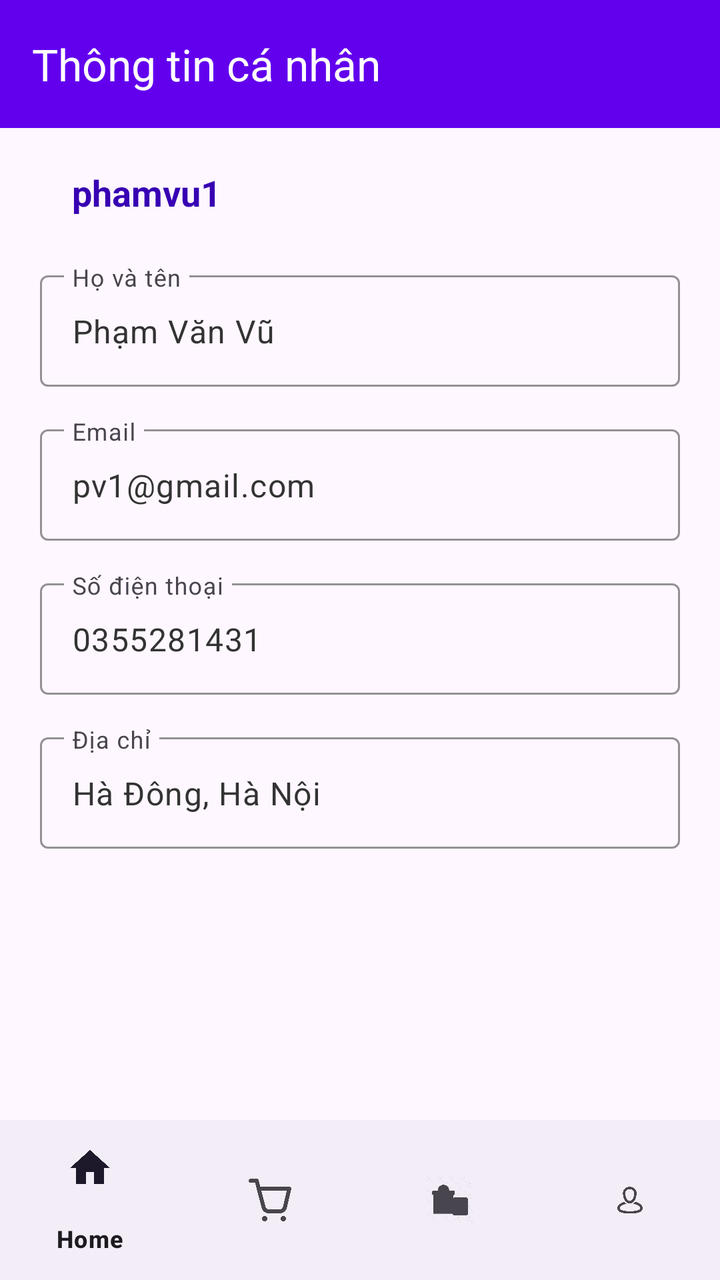
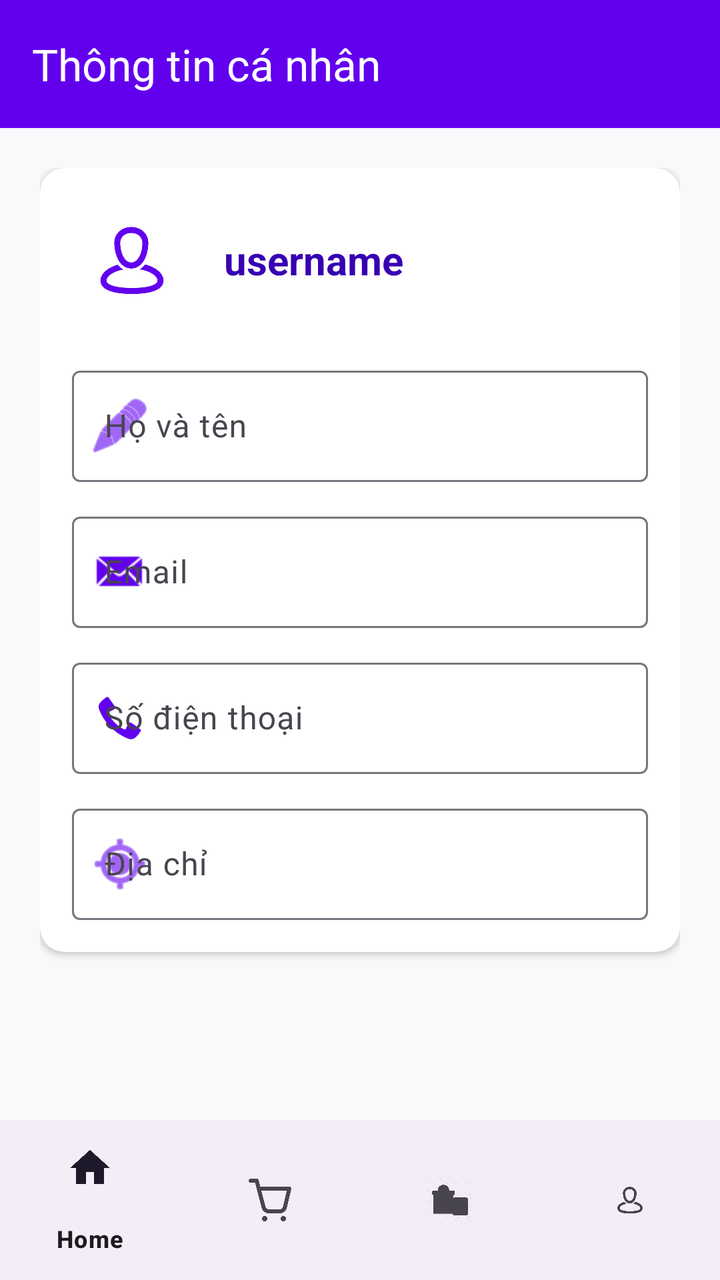

The first picture is an Android layout as it rendered before a commit; the second is the same layout after the commit. The layout source and the unified diff follow.
<!-- AndroidManifest.xml: application theme Theme.BookApp -->
<!-- res/layout/activity_profile.xml -->
<?xml version="1.0" encoding="utf-8"?>
<LinearLayout xmlns:android="http://schemas.android.com/apk/res/android"
    xmlns:app="http://schemas.android.com/apk/res-auto"
    android:layout_width="match_parent"
    android:layout_height="match_parent"
    android:orientation="vertical">

    
    <androidx.appcompat.widget.Toolbar
        android:id="@+id/toolbar"
        android:layout_width="match_parent"
        android:layout_height="?attr/actionBarSize"
        android:background="@color/purple_500"
        app:title="Thông tin cá nhân"
        app:titleTextColor="@android:color/white"
        app:popupTheme="@style/ThemeOverlay.AppCompat.Light" />

    
    <ScrollView
        android:layout_width="match_parent"
        android:layout_height="0dp"
        android:layout_weight="1"
        android:padding="20dp">

        <LinearLayout
            android:layout_width="match_parent"
            android:layout_height="wrap_content"
            android:orientation="vertical">

            
            <LinearLayout
                android:layout_width="match_parent"
                android:layout_height="wrap_content"
                android:orientation="horizontal"
                android:gravity="center_vertical"
                android:layout_marginBottom="24dp">

                <TextView
                    android:id="@+id/tvUsername"
                    android:layout_width="0dp"
                    android:layout_height="wrap_content"
                    android:layout_weight="1"
                    android:layout_marginStart="16dp"
                    android:text="phamvu1"
                    android:textSize="18sp"
                    android:textStyle="bold"
                    android:textColor="@color/purple_700" />
            </LinearLayout>

            
            <com.google.android.material.textfield.TextInputLayout
                style="@style/Widget.Material3.TextInputLayout.OutlinedBox"
                android:layout_width="match_parent"
                android:layout_height="wrap_content"
                android:layout_marginBottom="16dp"
                app:startIconTint="@color/purple_500"
                app:boxStrokeColor="@color/purple_500"
                app:hintTextColor="@color/purple_700">

                <com.google.android.material.textfield.TextInputEditText
                    android:id="@+id/tvFullname"
                    android:layout_width="match_parent"
                    android:layout_height="wrap_content"
                    android:hint="Họ và tên"
                    android:text="Phạm Văn Vũ"
                    android:enabled="false"
                    android:textColor="#333333"
                    android:textSize="16sp" />
            </com.google.android.material.textfield.TextInputLayout>

            <com.google.android.material.textfield.TextInputLayout
                style="@style/Widget.Material3.TextInputLayout.OutlinedBox"
                android:layout_width="match_parent"
                android:layout_height="wrap_content"
                android:layout_marginBottom="16dp"
                app:startIconTint="@color/purple_500"
                app:boxStrokeColor="@color/purple_500"
                app:hintTextColor="@color/purple_700">

                <com.google.android.material.textfield.TextInputEditText
                    android:id="@+id/tvEmail"
                    android:layout_width="match_parent"
                    android:layout_height="wrap_content"
                    android:hint="Email"
                    android:text="pv1@gmail.com"
                    android:enabled="false"
                    android:textColor="#333333"
                    android:textSize="16sp" />
            </com.google.android.material.textfield.TextInputLayout>

            <com.google.android.material.textfield.TextInputLayout
                style="@style/Widget.Material3.TextInputLayout.OutlinedBox"
                android:layout_width="match_parent"
                android:layout_height="wrap_content"
                android:layout_marginBottom="16dp"
                app:startIconTint="@color/purple_500"
                app:boxStrokeColor="@color/purple_500"
                app:hintTextColor="@color/purple_700">

                <com.google.android.material.textfield.TextInputEditText
                    android:id="@+id/tvPhone"
                    android:layout_width="match_parent"
                    android:layout_height="wrap_content"
                    android:hint="Số điện thoại"
                    android:text="0355281431"
                    android:enabled="false"
                    android:textColor="#333333"
                    android:textSize="16sp" />
            </com.google.android.material.textfield.TextInputLayout>

            <com.google.android.material.textfield.TextInputLayout
                style="@style/Widget.Material3.TextInputLayout.OutlinedBox"
                android:layout_width="match_parent"
                android:layout_height="wrap_content"
                android:layout_marginBottom="24dp"
                app:startIconTint="@color/purple_500"
                app:boxStrokeColor="@color/purple_500"
                app:hintTextColor="@color/purple_700">

                <com.google.android.material.textfield.TextInputEditText
                    android:id="@+id/tvAddress"
                    android:layout_width="match_parent"
                    android:layout_height="wrap_content"
                    android:hint="Địa chỉ"
                    android:text="Hà Đông, Hà Nội"
                    android:enabled="false"
                    android:textColor="#333333"
                    android:textSize="16sp" />
            </com.google.android.material.textfield.TextInputLayout>

        </LinearLayout>
    </ScrollView>

    
    <com.google.android.material.bottomnavigation.BottomNavigationView
        android:id="@+id/bottomNavigation"
        android:layout_width="match_parent"
        android:layout_height="wrap_content"
        app:menu="@menu/bottom_nav_menu" />
</LinearLayout>
<!-- resources referenced by this layout -->
<resources>
  <color name="purple_500">#FF6200EE</color>
  <color name="purple_700">#FF3700B3</color>
  <style name="Theme.BookApp" parent="Base.Theme.BookApp" />
  <style name="Base.Theme.BookApp" parent="Theme.Material3.DayNight.NoActionBar">
          
          
      </style>
</resources>

<!-- the commit's change to res/layout/activity_profile.xml (unified diff, before → after) -->
@@ -3,6 +3,7 @@
     xmlns:app="http://schemas.android.com/apk/res-auto"
     android:layout_width="match_parent"
     android:layout_height="match_parent"
+    android:background="#F8F9FA"
     android:orientation="vertical">
 
     
@@ -28,106 +29,118 @@
             android:orientation="vertical">
 
             
-            <LinearLayout
+            <androidx.cardview.widget.CardView
                 android:layout_width="match_parent"
                 android:layout_height="wrap_content"
-                android:orientation="horizontal"
-                android:gravity="center_vertical"
+                app:cardCornerRadius="12dp"
+                app:cardElevation="2dp"
+                app:cardBackgroundColor="@color/white"
                 android:layout_marginBottom="24dp">
 
-                <TextView
-                    android:id="@+id/tvUsername"
-                    android:layout_width="0dp"
-                    android:layout_height="wrap_content"
-                    android:layout_weight="1"
-                    android:layout_marginStart="16dp"
-                    android:text="phamvu1"
-                    android:textSize="18sp"
-                    android:textStyle="bold"
-                    android:textColor="@color/purple_700" />
-            </LinearLayout>
-
-            
-            <com.google.android.material.textfield.TextInputLayout
-                style="@style/Widget.Material3.TextInputLayout.OutlinedBox"
-                android:layout_width="match_parent"
-                android:layout_height="wrap_content"
-                android:layout_marginBottom="16dp"
-                app:startIconTint="@color/purple_500"
-                app:boxStrokeColor="@color/purple_500"
-                app:hintTextColor="@color/purple_700">
-
-                <com.google.android.material.textfield.TextInputEditText
-                    android:id="@+id/tvFullname"
+                <LinearLayout
                     android:layout_width="match_parent"
                     android:layout_height="wrap_content"
-                    android:hint="Họ và tên"
-                    android:text="Phạm Văn Vũ"
-                    android:enabled="false"
-                    android:textColor="#333333"
-                    android:textSize="16sp" />
-            </com.google.android.material.textfield.TextInputLayout>
+                    android:orientation="vertical"
+                    android:padding="16dp">
 
-            <com.google.android.material.textfield.TextInputLayout
-                style="@style/Widget.Material3.TextInputLayout.OutlinedBox"
-                android:layout_width="match_parent"
-                android:layout_height="wrap_content"
-                android:layout_marginBottom="16dp"
-                app:startIconTint="@color/purple_500"
-                app:boxStrokeColor="@color/purple_500"
-                app:hintTextColor="@color/purple_700">
+                    
+                    <LinearLayout
+                        android:layout_width="match_parent"
+                        android:layout_height="wrap_content"
+                        android:orientation="horizontal"
+                        android:gravity="center_vertical"
+                        android:layout_marginBottom="20dp">
 
-                <com.google.android.material.textfield.TextInputEditText
-                    android:id="@+id/tvEmail"
-                    android:layout_width="match_parent"
-                    android:layout_height="wrap_content"
-                    android:hint="Email"
-                    android:text="pv1@gmail.com"
-                    android:enabled="false"
-                    android:textColor="#333333"
-                    android:textSize="16sp" />
-            </com.google.android.material.textfield.TextInputLayout>
+                        <ImageView
+                            android:layout_width="60dp"
+                            android:layout_height="60dp"
+                            android:src="@drawable/ic_profile"
+                            app:tint="@color/purple_500" />
 
-            <com.google.android.material.textfield.TextInputLayout
-                style="@style/Widget.Material3.TextInputLayout.OutlinedBox"
-                android:layout_width="match_parent"
-                android:layout_height="wrap_content"
-                android:layout_marginBottom="16dp"
-                app:startIconTint="@color/purple_500"
-                app:boxStrokeColor="@color/purple_500"
-                app:hintTextColor="@color/purple_700">
+                        <TextView
+                            android:id="@+id/tvUsername"
+                            android:layout_width="wrap_content"
+                            android:layout_height="wrap_content"
+                            android:layout_marginStart="16dp"
+                            android:text="username"
+                            android:textSize="20sp"
+                            android:textStyle="bold"
+                            android:textColor="@color/purple_700" />
+                    </LinearLayout>
 
-                <com.google.android.material.textfield.TextInputEditText
-                    android:id="@+id/tvPhone"
-                    android:layout_width="match_parent"
-                    android:layout_height="wrap_content"
-                    android:hint="Số điện thoại"
-                    android:text="0355281431"
-                    android:enabled="false"
-                    android:textColor="#333333"
-                    android:textSize="16sp" />
-            </com.google.android.material.textfield.TextInputLayout>
+                    
+                    <com.google.android.material.textfield.TextInputLayout
+                        style="@style/Widget.Material3.TextInputLayout.OutlinedBox"
+                        android:layout_width="match_parent"
+                        android:layout_height="wrap_content"
+                        android:layout_marginBottom="12dp"
+                        app:startIconDrawable="@android:drawable/ic_menu_edit"
+                        app:startIconTint="@color/purple_500"
+                        app:hintTextColor="@color/purple_700">
 
-            <com.google.android.material.textfield.TextInputLayout
-                style="@style/Widget.Material3.TextInputLayout.OutlinedBox"
-                android:layout_width="match_parent"
-                android:layout_height="wrap_content"
-                android:layout_marginBottom="24dp"
-                app:startIconTint="@color/purple_500"
-                app:boxStrokeColor="@color/purple_500"
-                app:hintTextColor="@color/purple_700">
+                        <com.google.android.material.textfield.TextInputEditText
+                            android:id="@+id/tvFullname"
+                            android:layout_width="match_parent"
+                            android:layout_height="wrap_content"
+                            android:hint="Họ và tên"
+                            android:enabled="false"
+                            android:textColor="#333333" />
+                    </com.google.android.material.textfield.TextInputLayout>
 
-                <com.google.android.material.textfield.TextInputEditText
-                    android:id="@+id/tvAddress"
-                    android:layout_width="match_parent"
-                    android:layout_height="wrap_content"
-                    android:hint="Địa chỉ"
-                    android:text="Hà Đông, Hà Nội"
-                    android:enabled="false"
-                    android:textColor="#333333"
-                    android:textSize="16sp" />
-            </com.google.android.material.textfield.TextInputLayout>
+                    <com.google.android.material.textfield.TextInputLayout
+                        style="@style/Widget.Material3.TextInputLayout.OutlinedBox"
+                        android:layout_width="match_parent"
+                        android:layout_height="wrap_content"
+                        android:layout_marginBottom="12dp"
+                        app:startIconDrawable="@android:drawable/sym_action_email"
+                        app:startIconTint="@color/purple_500"
+                        app:hintTextColor="@color/purple_700">
 
+                        <com.google.android.material.textfield.TextInputEditText
+                            android:id="@+id/tvEmail"
+                            android:layout_width="match_parent"
+                            android:layout_height="wrap_content"
+                            android:hint="Email"
+                            android:enabled="false"
+                            android:textColor="#333333" />
+                    </com.google.android.material.textfield.TextInputLayout>
+
+                    <com.google.android.material.textfield.TextInputLayout
+                        style="@style/Widget.Material3.TextInputLayout.OutlinedBox"
+                        android:layout_width="match_parent"
+                        android:layout_height="wrap_content"
+                        android:layout_marginBottom="12dp"
+                        app:startIconDrawable="@android:drawable/stat_sys_phone_call"
+                        app:startIconTint="@color/purple_500"
+                        app:hintTextColor="@color/purple_700">
+
+                        <com.google.android.material.textfield.TextInputEditText
+                            android:id="@+id/tvPhone"
+                            android:layout_width="match_parent"
+                            android:layout_height="wrap_content"
+                            android:hint="Số điện thoại"
+                            android:enabled="false"
+                            android:textColor="#333333" />
+                    </com.google.android.material.textfield.TextInputLayout>
+
+                    <com.google.android.material.textfield.TextInputLayout
+                        style="@style/Widget.Material3.TextInputLayout.OutlinedBox"
+                        android:layout_width="match_parent"
+                        android:layout_height="wrap_content"
+                        app:startIconDrawable="@android:drawable/ic_menu_mylocation"
+                        app:startIconTint="@color/purple_500"
+                        app:hintTextColor="@color/purple_700">
+
+                        <com.google.android.material.textfield.TextInputEditText
+                            android:id="@+id/tvAddress"
+                            android:layout_width="match_parent"
+                            android:layout_height="wrap_content"
+                            android:hint="Địa chỉ"
+                            android:enabled="false"
+                            android:textColor="#333333" />
+                    </com.google.android.material.textfield.TextInputLayout>
+                </LinearLayout>
+            </androidx.cardview.widget.CardView>
         </LinearLayout>
     </ScrollView>
 
<!-- resource entries referenced after the edit -->
@@ -2,6 +2,8 @@
 <resources>
   <color name="purple_500">#FF6200EE</color>
   <color name="purple_700">#FF3700B3</color>
+  <color name="white">#FFFFFFFF</color>
+  <!-- drawable ic_profile: png bitmap (drawable, 8553 bytes) -->
   <style name="Theme.BookApp" parent="Base.Theme.BookApp" />
   <style name="Base.Theme.BookApp" parent="Theme.Material3.DayNight.NoActionBar">
           
